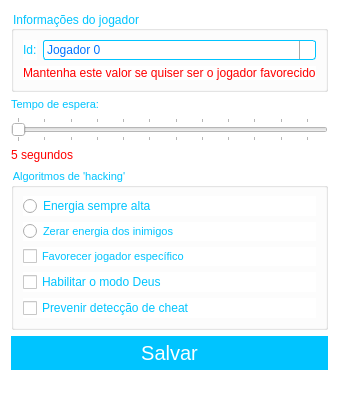
Qt form ui/frmsettings.ui (lucasvmx/Spark) before a commit.
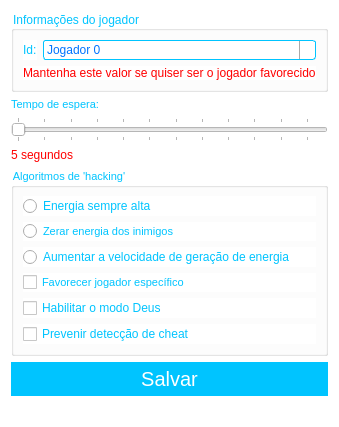
The same form after that commit. Icons and pictures are not drawn.

Commit message: chore: updates user interface

```diff
--- a/ui/frmsettings.ui
+++ b/ui/frmsettings.ui
@@ -7,7 +7,7 @@
     <x>0</x>
     <y>0</y>
     <width>324</width>
-    <height>372</height>
+    <height>408</height>
    </rect>
   </property>
   <property name="windowTitle">
@@ -258,13 +258,8 @@
       <string>Algoritmos de 'hacking'</string>
      </property>
      <layout class="QGridLayout" name="gridLayout_2">
-      <item row="3" column="0">
-       <widget class="QCheckBox" name="checkBox_support_specific_player">
-        <property name="font">
-         <font>
-          <pointsize>8</pointsize>
-         </font>
-        </property>
+      <item row="6" column="0">
+       <widget class="QCheckBox" name="checkBox_prevent_anticheat">
         <property name="toolTip">
          <string>&lt;html&gt;&lt;head/&gt;&lt;body&gt;&lt;p align=&quot;justify&quot;&gt;&lt;a name=&quot;tw-target-text&quot;/&gt;&lt;span style=&quot; font-family:'inherit'; font-size:12pt; color:#00aaff;&quot;&gt;F&lt;/span&gt;&lt;span style=&quot; font-family:'inherit'; font-size:12pt; color:#00aaff;&quot;&gt;avorece um jogador específico durante todo o jogo. Pode ser útil quando você tem a intenção de favorecer outro jogador do seu time.&lt;/span&gt;&lt;/p&gt;&lt;/body&gt;&lt;/html&gt;</string>
         </property>
@@ -272,7 +267,7 @@
          <number>7000</number>
         </property>
         <property name="text">
-         <string>Favorecer jogador específico</string>
+         <string>Prevenir detecção de cheat</string>
         </property>
        </widget>
       </item>
@@ -294,7 +289,7 @@
         </property>
        </widget>
       </item>
-      <item row="4" column="0">
+      <item row="5" column="0">
        <widget class="QCheckBox" name="checkBox_enable_godmode">
         <property name="toolTip">
          <string>&lt;html&gt;&lt;head/&gt;&lt;body&gt;&lt;p&gt;&lt;a name=&quot;tw-target-text&quot;/&gt;&lt;span style=&quot; font-family:'inherit'; font-size:12pt; color:#00aaff;&quot;&gt;Permite que o seu jogador visualize as instalações e unidades do inimigo&lt;/span&gt;&lt;/p&gt;&lt;/body&gt;&lt;/html&gt;</string>
@@ -311,13 +306,25 @@
         </property>
        </widget>
       </item>
-      <item row="5" column="0">
-       <widget class="QCheckBox" name="checkBox_prevent_anticheat">
+      <item row="4" column="0">
+       <widget class="QCheckBox" name="checkBox_support_specific_player">
+        <property name="font">
+         <font>
+          <pointsize>8</pointsize>
+         </font>
+        </property>
         <property name="toolTip">
          <string>&lt;html&gt;&lt;head/&gt;&lt;body&gt;&lt;p&gt;&lt;a name=&quot;tw-target-text&quot;/&gt;&lt;span style=&quot; font-family:'inherit'; font-size:12pt; color:#00aaff;&quot;&gt;Permite ao jogador usar os códigos de cheat internos do jogo sem que seja detectado&lt;/span&gt;&lt;/p&gt;&lt;/body&gt;&lt;/html&gt;</string>
         </property>
         <property name="text">
-         <string>Prevenir detecção de cheat</string>
+         <string>Favorecer jogador específico</string>
+        </property>
+       </widget>
+      </item>
+      <item row="2" column="0">
+       <widget class="QRadioButton" name="radioButton_increasePowerGen">
+        <property name="text">
+         <string>Aumentar a velocidade de geração de energia</string>
         </property>
        </widget>
       </item>
```
Left out of the diff: 10 changed lines with no effect on the pictures. The commit also changes 1 other file.
